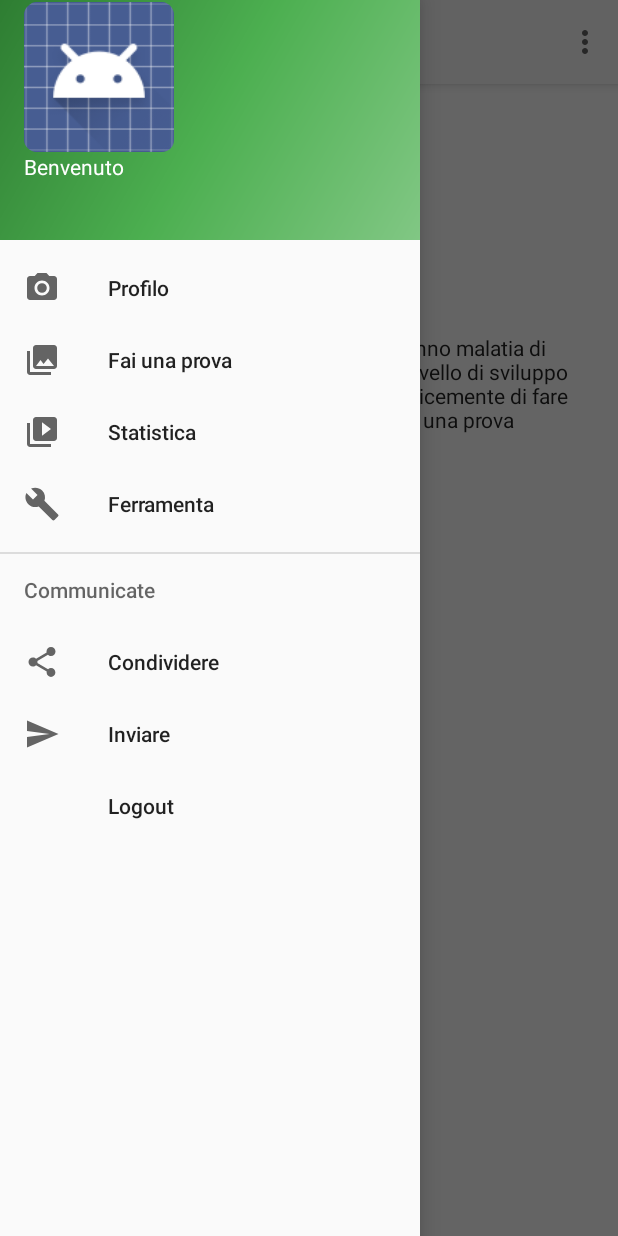
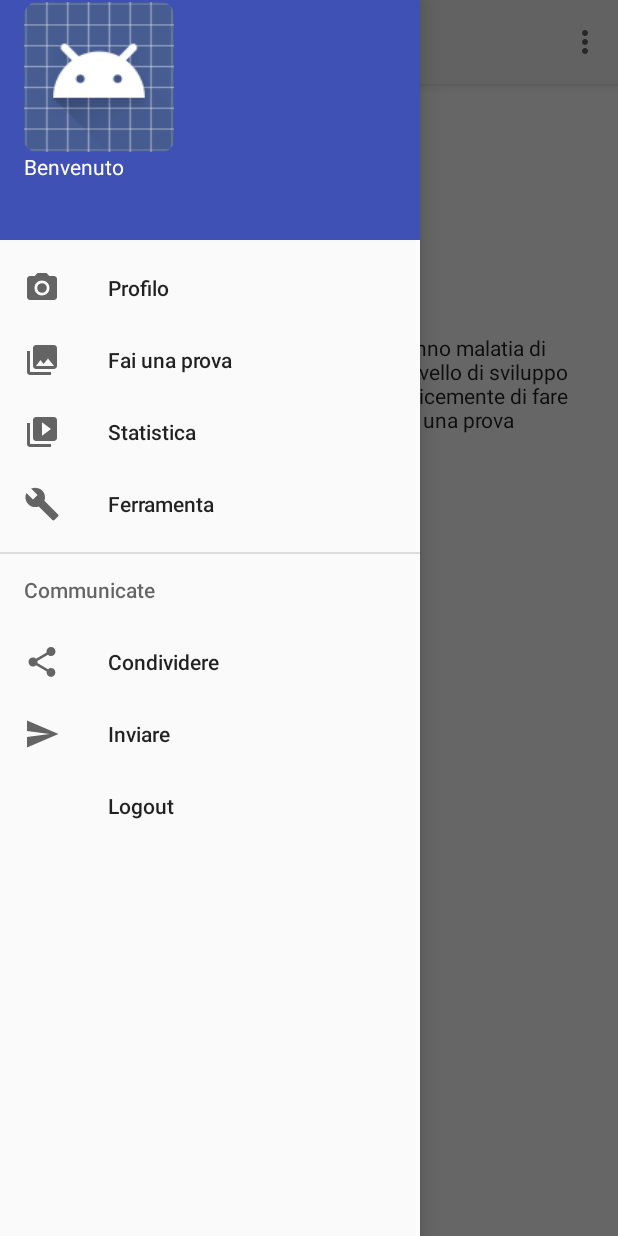
Before and after one commit to DTLVTSL/parkApp, an Android app: the screen it shows after launch once a user with an empty profile is signed in (NavigationActivity), with the side drawer open, on a phone screen of 412 x 824 dp. Run offline under Robolectric (Android 15) with nearby library versions, the phone set to English and light mode, and no system bars; our stand-ins replace Firebase (no records; nobody signed in at launch, a user with empty details on screens opened directly); pictures from the network do not load; 1 statement that could not run was skipped.

Commit message:
06/05 21:14

```diff
--- a/app/src/main/res/layout/activity_navigation.xml
+++ b/app/src/main/res/layout/activity_navigation.xml
@@ -6,6 +6,8 @@
     android:layout_width="match_parent"
     android:layout_height="match_parent"
     android:fitsSystemWindows="true"
+    android:background="@color/color_navigation_list_background"
+    app:itemIconTint="@color/color_selector_navigation_item"
     tools:openDrawer="start">
 
     <include
--- a/app/src/main/res/layout/nav_header_navigation.xml
+++ b/app/src/main/res/layout/nav_header_navigation.xml
@@ -3,7 +3,7 @@
     xmlns:app="http://schemas.android.com/apk/res-auto"
     android:layout_width="match_parent"
     android:layout_height="@dimen/nav_header_height"
-    android:background="@drawable/side_nav_bar"
+    android:background="@color/headercolor"
     android:gravity="bottom"
     android:orientation="vertical"
     android:paddingBottom="@dimen/activity_vertical_margin"
--- a/app/src/main/res/values/colors.xml
+++ b/app/src/main/res/values/colors.xml
@@ -3,4 +3,8 @@
     <color name="colorPrimary">#3F51B5</color>
     <color name="colorPrimaryDark">#303F9F</color>
     <color name="colorAccent">#FF4081</color>
+    <color name="color_navigation_list_background">#ffffff</color>
+    <color name="color_selector_navigation_item">#3F51B5</color>
+    <color name="headercolor">#3F51B5</color>/>
+
 </resources>
```
